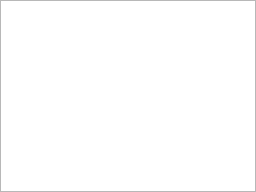
First picture: the form in trace_server/filter_tid.ui, repository mojmir-svoboda/DbgToolkit, before the edit.
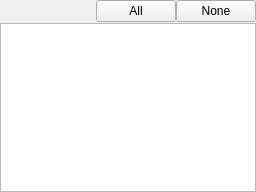
Second picture: the form after the edit.

Commit message: * fixed tid filter

```diff
--- a/trace_server/filter_tid.ui
+++ b/trace_server/filter_tid.ui
@@ -10,7 +10,7 @@
     <height>192</height>
    </rect>
   </property>
-  <layout class="QHBoxLayout" name="horizontalLayout_5">
+  <layout class="QVBoxLayout" name="verticalLayout">
    <property name="spacing">
     <number>1</number>
    </property>
@@ -18,7 +18,47 @@
     <number>0</number>
    </property>
    <item>
-    <widget class="QListView" name="view"/>
+    <layout class="QHBoxLayout" name="horizontalLayout">
+     <property name="spacing">
+      <number>0</number>
+     </property>
+     <property name="topMargin">
+      <number>0</number>
+     </property>
+     <property name="rightMargin">
+      <number>0</number>
+     </property>
+     <item>
+      <spacer name="horizontalSpacer">
+       <property name="orientation">
+        <enum>Qt::Horizontal</enum>
+       </property>
+       <property name="sizeHint" stdset="0">
+        <size>
+         <width>40</width>
+         <height>20</height>
+        </size>
+       </property>
+      </spacer>
+     </item>
+     <item>
+      <widget class="QPushButton" name="allButton">
+       <property name="text">
+        <string>All</string>
+       </property>
+      </widget>
+     </item>
+     <item>
+      <widget class="QPushButton" name="noneButton">
+       <property name="text">
+        <string>None</string>
+       </property>
+      </widget>
+     </item>
+    </layout>
+   </item>
+   <item>
+    <widget class="QTreeView" name="view"/>
    </item>
   </layout>
  </widget>
```
The commit also changes 5 other files.
